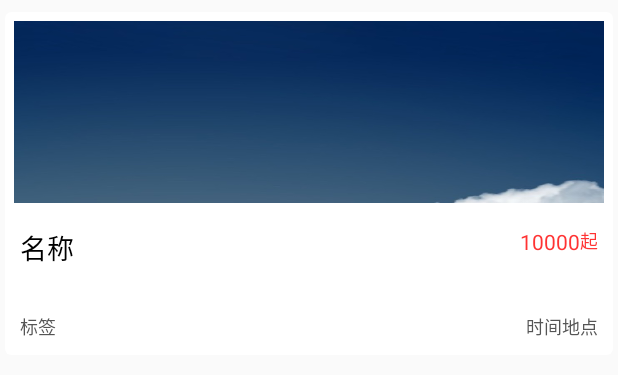
After one commit to CysionLiu/DevBox, an Android app: the layout item_train_opt.xml on its own in the app's theme, with its tools: preview values and no code run, on a phone screen of 412 x 824 dp. The commit adds this screen. Shown: the top 375 px of the screen. Run offline under Robolectric (Android 15) with nearby library versions, the phone set to English and light mode, and no system bars; network calls fail.

Commit message:
首页加入优选培训

```diff
--- a/train/src/main/java/com/cysion/train/fragment/HomeFragment.java
+++ b/train/src/main/java/com/cysion/train/fragment/HomeFragment.java
@@ -2,6 +2,7 @@ package com.cysion.train.fragment;
 
 import android.support.v4.view.PagerAdapter;
 import android.support.v7.widget.GridLayoutManager;
+import android.support.v7.widget.LinearLayoutManager;
 import android.support.v7.widget.RecyclerView;
 import android.widget.TextView;
 
@@ -13,9 +14,11 @@ import com.cysion.baselib.listener.PureListener;
 import com.cysion.train.R;
 import com.cysion.train.adapter.HomeTopPageAdapter;
 import com.cysion.train.adapter.StyleAdapter;
+import com.cysion.train.adapter.TrainAdapter;
 import com.cysion.train.entity.HomeDataBean;
 import com.cysion.train.entity.HomeTopBean;
 import com.cysion.train.entity.StyleBean;
+import com.cysion.train.entity.TrainCourseBean;
 import com.cysion.train.logic.HomeLogic;
 import com.cysion.train.view.MyUltranViewPager;
 import com.orhanobut.logger.Logger;
@@ -47,7 +50,9 @@ public class HomeFragment extends BaseFragment {
 
     private List<HomeTopBean> mHomeTopBeans = new ArrayList<>();
     private List<StyleBean> mStyleBeans = new ArrayList<>();
+    private List<TrainCourseBean> mOptTrains = new ArrayList<>();
     private StyleAdapter mStyleAdapter;
+    private TrainAdapter mTrainAdapter;
 
     @Override
     protected int getLayoutId() {
@@ -58,6 +63,20 @@ public class HomeFragment extends BaseFragment {
     protected void initViews() {
         initViewPager();
         initStyleList();
+        initTrainOpt();
+
+    }
+
+    private void initTrainOpt() {
+        mRvTrainOpt.setLayoutManager(new LinearLayoutManager(mActivity));
+        mTrainAdapter = new TrainAdapter(mOptTrains, mActivity, new OnTypeClickListener() {
+            @Override
+            public void onClicked(Object obj, int position, int flag) {
+
+            }
+        });
+        mRvTrainOpt.setAdapter(mTrainAdapter);
+        mRvTrainOpt.setNestedScrollingEnabled(false);
 
     }
 
@@ -104,6 +123,11 @@ public class HomeFragment extends BaseFragment {
                 mStyleBeans.clear();
                 mStyleBeans.addAll(styleBeans);
                 mStyleAdapter.notifyDataSetChanged();
+                //优选培训
+                List<TrainCourseBean> news = result.getNews();
+                mOptTrains.clear();
+                mOptTrains.addAll(news);
+                mTrainAdapter.notifyDataSetChanged();
 
             }
 
--- a/train/src/main/java/com/cysion/train/holder/train/TrainHolder.java
+++ b/train/src/main/java/com/cysion/train/holder/train/TrainHolder.java
@@ -1,5 +1,6 @@
 package com.cysion.train.holder.train;
 
+import android.text.TextUtils;
 import android.view.View;
 import android.widget.ImageView;
 import android.widget.TextView;
@@ -55,8 +56,11 @@ public class TrainHolder extends BaseViewHolder<TrainCourseBean> {
         mTvTrainTags.setText(tagStr);
         //时间地点
         String area = obj.getCity();
-        String end = obj.getStarts();
-        String area_time = end + " · " + area;
+        String startTime = obj.getStarts();
+        if (TextUtils.isEmpty(startTime) || startTime.length() > 5) {
+            startTime = obj.getStart();
+        }
+        String area_time = startTime + " · " + area;
         mTvTrainTimeAddress.setText(area_time);
         //价格
         TrainCourseBean.PriceBean price = obj.getPrice();
--- a/train/src/main/res/layout/item_train.xml
+++ b/train/src/main/res/layout/item_train.xml
@@ -52,8 +52,8 @@
             android:layout_below="@id/tv_train_name"
             android:layout_marginTop="10dp"
             android:lineSpacingMultiplier="1.3"
+            android:paddingRight="20dp"
             android:textColor="@color/sub_text"
-            android:paddingRight="20dp"
             android:textSize="@dimen/text_small"
             tools:text="标签"/>
 
@@ -70,30 +70,30 @@
             android:textSize="@dimen/text_small"
             tools:text="时间地点"/>
 
+
+        <TextView
+            android:id="@+id/tv_price_ext"
+            android:layout_width="wrap_content"
+            android:layout_height="wrap_content"
+            android:layout_alignBottom="@id/tv_train_price"
+            android:layout_alignParentRight="true"
+            android:layout_marginTop="10dp"
+            android:gravity="bottom"
+            android:lineSpacingMultiplier="1.3"
+            android:textColor="@color/min_tag"
+            android:textSize="@dimen/text_small"
+            tools:text="起"/>
+
         <TextView
             android:id="@+id/tv_train_price"
             android:layout_width="wrap_content"
             android:layout_height="wrap_content"
             android:layout_below="@id/tv_train_tags"
             android:layout_marginTop="10dp"
-            android:layout_toRightOf="@id/tv_train_time_address"
+            android:layout_toLeftOf="@id/tv_price_ext"
             android:lineSpacingMultiplier="1.3"
             android:textColor="@color/min_tag"
             android:textSize="@dimen/text_main"
             tools:text="10000"/>
-
-        <TextView
-            android:id="@+id/tv_price_ext"
-            android:layout_width="wrap_content"
-            android:layout_height="wrap_content"
-            android:layout_below="@id/tv_train_tags"
-            android:layout_marginTop="10dp"
-            android:layout_toRightOf="@id/tv_train_price"
-            android:layout_alignBottom="@id/tv_train_price"
-            android:gravity="bottom"
-            android:lineSpacingMultiplier="1.3"
-            android:textColor="@color/min_tag"
-            android:textSize="@dimen/text_small"
-            tools:text="起"/>
     </RelativeLayout>
 </android.support.v7.widget.CardView>
--- /dev/null
+++ b/train/src/main/res/layout/item_train_opt.xml
@@ -0,0 +1,109 @@
+<?xml version="1.0" encoding="utf-8"?>
+<android.support.v7.widget.CardView
+    xmlns:android="http://schemas.android.com/apk/res/android"
+    xmlns:app="http://schemas.android.com/apk/res-auto"
+    xmlns:tools="http://schemas.android.com/tools"
+    android:layout_width="match_parent"
+    android:layout_height="wrap_content"
+    android:layout_marginBottom="2dp"
+    android:layout_marginLeft="3dp"
+    android:layout_marginRight="3dp"
+    android:layout_marginTop="8dp"
+    android:fitsSystemWindows="true"
+    app:cardCornerRadius="4dp"
+    app:cardElevation="0dp"
+    tools:context=".activity.SplashActivity">
+
+    <LinearLayout
+        android:layout_width="match_parent"
+        android:layout_height="wrap_content"
+        android:orientation="vertical">
+
+        <RelativeLayout
+            android:layout_width="match_parent"
+            android:layout_height="wrap_content"
+            android:padding="6dp"
+            >
+
+            <ImageView
+                android:id="@+id/iv_train_top"
+                android:layout_width="match_parent"
+                android:layout_height="wrap_content"
+                android:layout_centerInParent="true"
+                android:gravity="center"
+                android:scaleType="fitXY"
+                android:src="@mipmap/test2"/>
+        </RelativeLayout>
+
+        <RelativeLayout
+            android:layout_width="match_parent"
+            android:layout_height="wrap_content"
+            android:padding="10dp">
+
+            <TextView
+                android:id="@+id/tv_train_name"
+                android:layout_width="210dp"
+                android:layout_height="wrap_content"
+                android:lineSpacingMultiplier="1.1"
+                android:textColor="@color/main_text"
+                android:textSize="@dimen/header2"
+                tools:text="名称"/>
+
+
+            <TextView
+                android:id="@+id/tv_price_ext"
+                android:layout_width="wrap_content"
+                android:layout_height="wrap_content"
+                android:layout_alignParentRight="true"
+                android:lineSpacingMultiplier="1.1"
+                android:textColor="@color/min_tag"
+                android:textSize="@dimen/text_small"
+                tools:text="起"/>
+
+            <TextView
+                android:id="@+id/tv_train_price"
+                android:layout_width="wrap_content"
+                android:layout_height="wrap_content"
+                android:layout_toLeftOf="@id/tv_price_ext"
+                android:lineSpacingMultiplier="1.1"
+                android:textColor="@color/min_tag"
+                android:textSize="@dimen/text_main"
+                tools:text="10000"/>
+
+        </RelativeLayout>
+
+
+        <RelativeLayout
+            android:layout_width="match_parent"
+            android:layout_height="wrap_content"
+            android:padding="10dp">
+
+            <TextView
+                android:id="@+id/tv_train_tags"
+                android:layout_width="220dp"
+                android:layout_height="wrap_content"
+                android:layout_marginTop="10dp"
+                android:ellipsize="end"
+                android:lineSpacingMultiplier="1.1"
+                android:lines="1"
+                android:paddingRight="20dp"
+                android:textColor="@color/sub_text"
+                android:textSize="@dimen/text_small"
+                tools:text="标签"/>
+
+            <TextView
+                android:id="@+id/tv_train_time_address"
+                android:layout_width="wrap_content"
+                android:layout_height="wrap_content"
+                android:layout_alignParentRight="true"
+                android:layout_marginTop="10dp"
+                android:ellipsize="end"
+                android:lineSpacingMultiplier="1.1"
+                android:lines="1"
+                android:textColor="@color/sub_text"
+                android:textSize="@dimen/text_small"
+                tools:text="时间地点"/>
+        </RelativeLayout>
+
+    </LinearLayout>
+</android.support.v7.widget.CardView>
```
